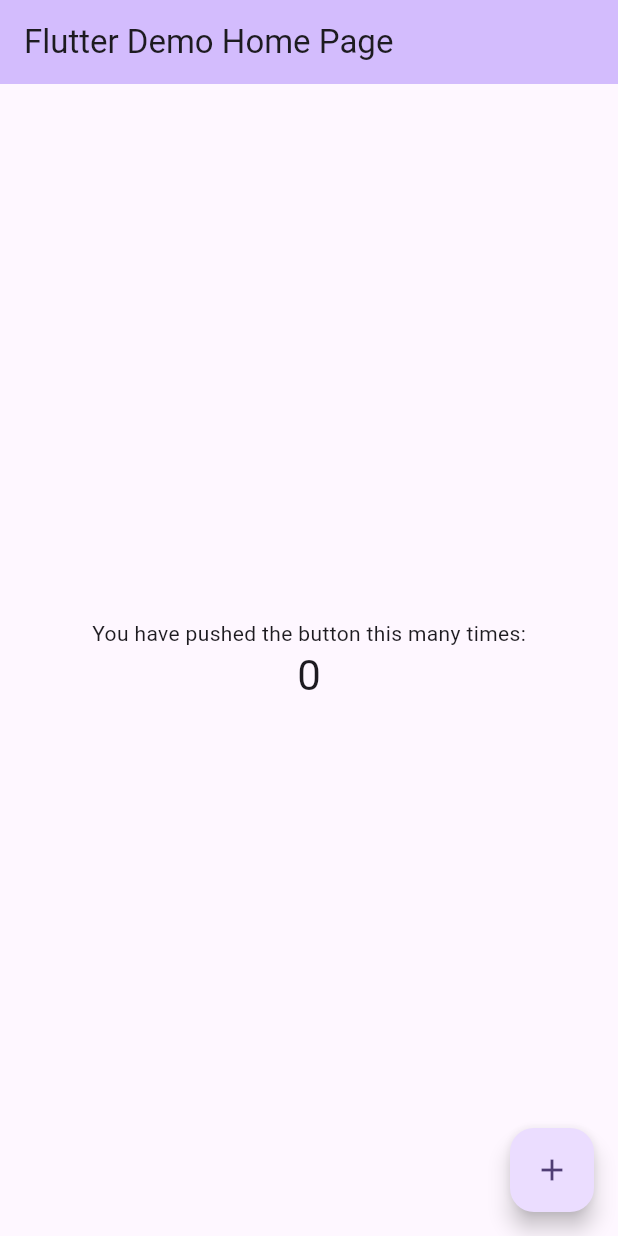
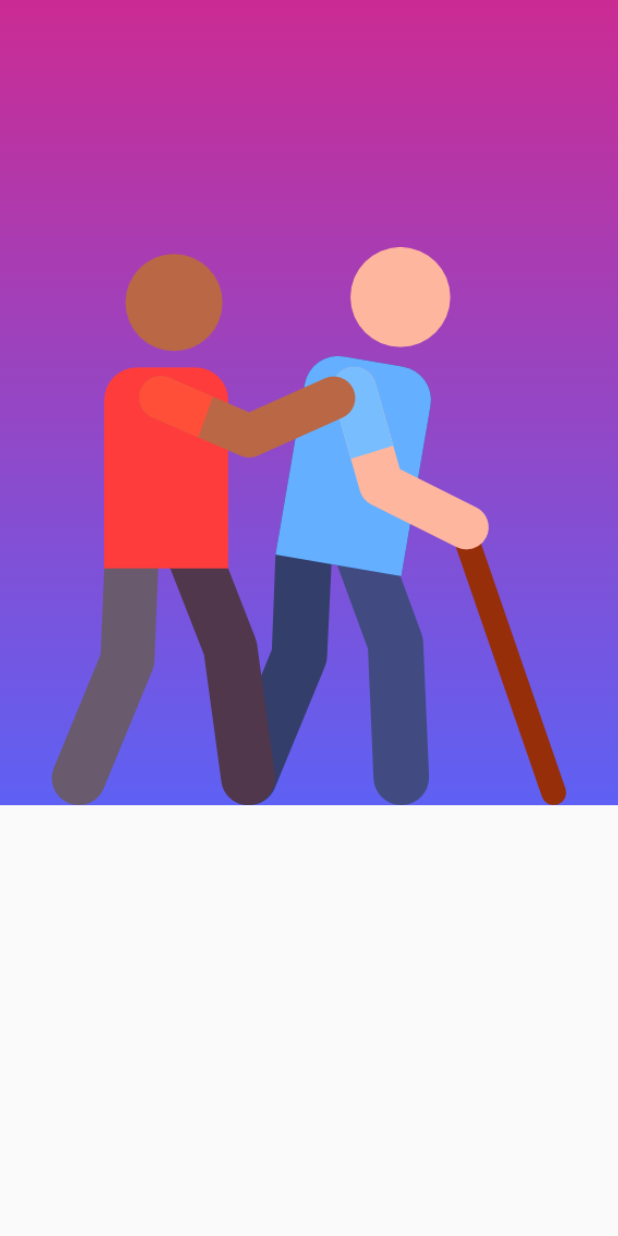
Before and after one commit to cp2392/fyp_app, a Flutter app: the screen it shows after launch, on a phone screen of 412 x 824 dp. Run offline on Flutter 3.47's test engine with Material 2 defaults, Android fonts, the phone set to English and light mode, and no system bars.

Commit message:
updated the signin page, but the image is not yet showing

```diff
--- a/lib/main.dart
+++ b/lib/main.dart
@@ -1,4 +1,5 @@
 import 'package:flutter/material.dart';
+import 'package:fyp_app/screens/signin_screen.dart';
 
 void main() {
   runApp(const MyApp());
@@ -28,98 +29,9 @@ class MyApp extends StatelessWidget {
         //
         // This works for code too, not just values: Most code changes can be
         // tested with just a hot reload.
-        colorScheme: ColorScheme.fromSeed(seedColor: Colors.deepPurple),
-        useMaterial3: true,
+        primarySwatch: Colors.blue,
       ),
-      home: const MyHomePage(title: 'Flutter Demo Home Page'),
+      home: const SignInScreen(),
     );
   }
 }
-
-class MyHomePage extends StatefulWidget {
-  const MyHomePage({super.key, required this.title});
-
-  // This widget is the home page of your application. It is stateful, meaning
-  // that it has a State object (defined below) that contains fields that affect
-  // how it looks.
-
-  // This class is the configuration for the state. It holds the values (in this
-  // case the title) provided by the parent (in this case the App widget) and
-  // used by the build method of the State. Fields in a Widget subclass are
-  // always marked "final".
-
-  final String title;
-
-  @override
-  State<MyHomePage> createState() => _MyHomePageState();
-}
-
-class _MyHomePageState extends State<MyHomePage> {
-  int _counter = 0;
-
-  void _incrementCounter() {
-    setState(() {
-      // This call to setState tells the Flutter framework that something has
-      // changed in this State, which causes it to rerun the build method below
-      // so that the display can reflect the updated values. If we changed
-      // _counter without calling setState(), then the build method would not be
-      // called again, and so nothing would appear to happen.
-      _counter++;
-    });
-  }
-
-  @override
-  Widget build(BuildContext context) {
-    // This method is rerun every time setState is called, for instance as done
-    // by the _incrementCounter method above.
-    //
-    // The Flutter framework has been optimized to make rerunning build methods
-    // fast, so that you can just rebuild anything that needs updating rather
-    // than having to individually change instances of widgets.
-    return Scaffold(
-      appBar: AppBar(
-        // TRY THIS: Try changing the color here to a specific color (to
-        // Colors.amber, perhaps?) and trigger a hot reload to see the AppBar
-        // change color while the other colors stay the same.
-        backgroundColor: Theme.of(context).colorScheme.inversePrimary,
-        // Here we take the value from the MyHomePage object that was created by
-        // the App.build method, and use it to set our appbar title.
-        title: Text(widget.title),
-      ),
-      body: Center(
-        // Center is a layout widget. It takes a single child and positions it
-        // in the middle of the parent.
-        child: Column(
-          // Column is also a layout widget. It takes a list of children and
-          // arranges them vertically. By default, it sizes itself to fit its
-          // children horizontally, and tries to be as tall as its parent.
-          //
-          // Column has various properties to control how it sizes itself and
-          // how it positions its children. Here we use mainAxisAlignment to
-          // center the children vertically; the main axis here is the vertical
-          // axis because Columns are vertical (the cross axis would be
-          // horizontal).
-          //
-          // TRY THIS: Invoke "debug painting" (choose the "Toggle Debug Paint"
-          // action in the IDE, or press "p" in the console), to see the
-          // wireframe for each widget.
-          mainAxisAlignment: MainAxisAlignment.center,
-          children: <Widget>[
-            const Text(
-              'You have pushed the button this many times:',
-            ),
-            Text(
-              '$_counter',
-              style: Theme.of(context).textTheme.headlineMedium,
-            ),
-          ],
-        ),
-      ),
-      floatingActionButton: FloatingActionButton(
-        onPressed: _incrementCounter,
-        tooltip: 'Increment',
-        child: const Icon(Icons.add),
-      ), // This trailing comma makes auto-formatting nicer for build methods.
-    );
-  }
-}
--- /dev/null
+++ b/lib/screens/signin_screen.dart
@@ -0,0 +1,46 @@
+import 'package:flutter/material.dart';
+import 'package:fyp_app/utils/colors_utils.dart';
+
+class SignInScreen extends StatefulWidget {
+  const SignInScreen({super.key});
+
+  @override
+  State<SignInScreen> createState() => _SignInScreenState();
+}
+
+class _SignInScreenState extends State<SignInScreen> {
+  @override
+  Widget build(BuildContext context) {
+    return Scaffold(
+      body: Container(
+        decoration: BoxDecoration(
+            gradient: LinearGradient(colors: [
+          hexStringtToColor("CB2B93"),
+          hexStringtToColor("9546C4"),
+          hexStringtToColor("5E61F4")
+        ], begin: Alignment.topCenter, end: Alignment.bottomCenter)),
+        child: SingleChildScrollView(
+            child: Padding(
+          padding: EdgeInsets.fromLTRB(
+              20, MediaQuery.of(context).size.height * 0.2, 20, 0),
+          child: Column(
+            children: <Widget>[
+              logoWidget("assets/images/logo1.png"),
+            ],
+          ),
+        )),
+      ),
+    );
+  }
+
+  Image logoWidget(String imageName) {
+    return Image.asset(
+      imageName,
+      fit: BoxFit.fitWidth,
+      // width: 240,
+      // height: 240,
+    );
+  }
+
+
+}
--- /dev/null
+++ b/lib/utils/colors_utils.dart
@@ -0,0 +1,9 @@
+import 'package:flutter/material.dart';
+
+hexStringtToColor(String hexColor) {
+  hexColor = hexColor.toUpperCase().replaceAll("#", "");
+  if (hexColor.length == 6) {
+    hexColor = "FF" + hexColor;
+  }
+  return Color(int.parse(hexColor, radix: 16));
+}
--- a/pubspec.yaml
+++ b/pubspec.yaml
@@ -59,9 +59,8 @@ flutter:
   uses-material-design: true
 
   # To add assets to your application, add an assets section, like this:
-  # assets:
-  #   - images/a_dot_burr.jpeg
-  #   - images/a_dot_ham.jpeg
+  assets:
+    - assets/images/
 
   # An image asset can refer to one or more resolution-specific "variants", see
   # https://flutter.dev/assets-and-images/#resolution-aware
```
Also changed, not shown: assets/images/8292047.jpg (added), assets/images/logo1.png (added), lib/screens/home_screen.dart (added), lib/screens/signup_screen.dart (added).
